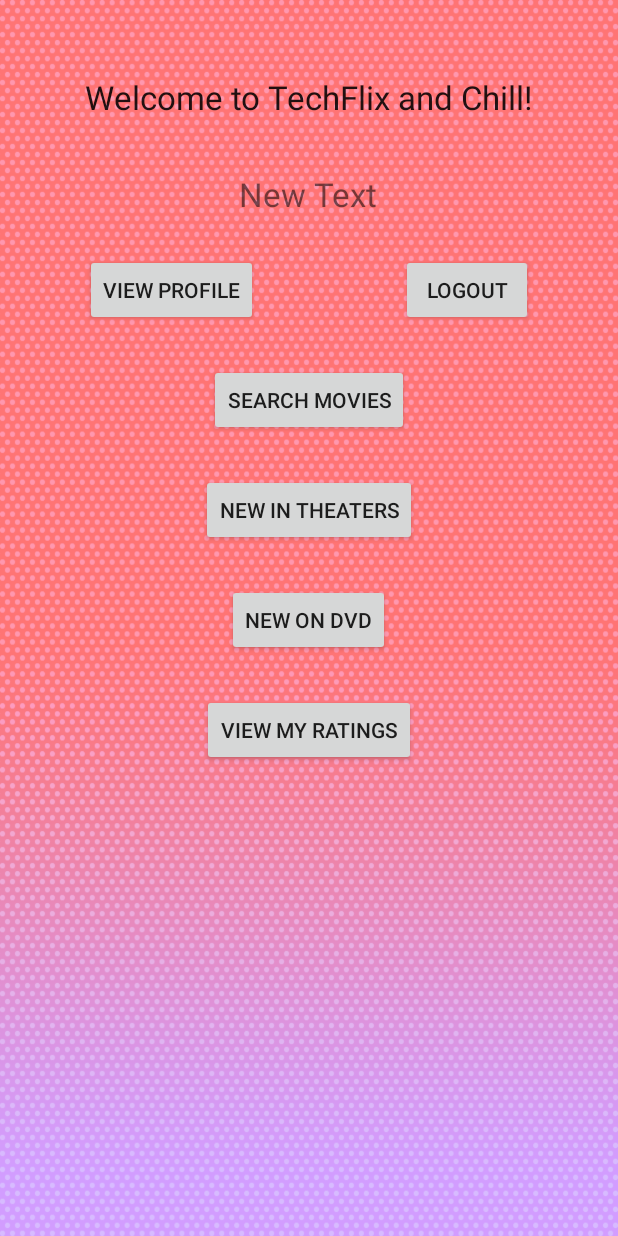
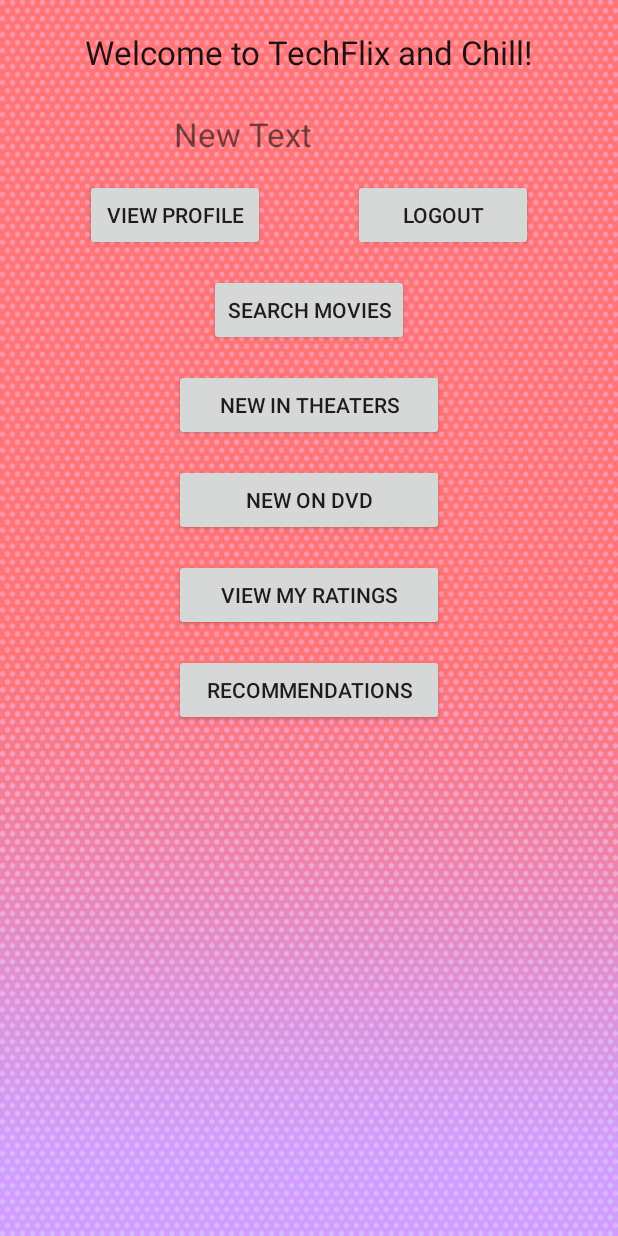
Before and after one commit to shiggins8/TechFlixAndChill29, an Android app: the layout home.xml on its own in the app's theme, with its tools: preview values and no code run, on a phone screen of 412 x 824 dp. Run offline under Robolectric (Android 15) with nearby library versions, the phone set to English and light mode, and no system bars.

Commit message:
Huge overhaul of ratings, implemented ability to request recommendations based on major.

```diff
--- a/app/src/main/AndroidManifest.xml
+++ b/app/src/main/AndroidManifest.xml
@@ -57,6 +57,10 @@
         <activity
             android:name=".ViewMyRatingsActivity"
             android:label="@string/title_activity_view_my_ratings"
+            android:theme="@style/AppTheme.NoActionBar" />
+        <activity
+            android:name=".GetRecommendationsActivity"
+            android:label="@string/title_activity_get_recommendations"
             android:theme="@style/AppTheme.NoActionBar"></activity>
     </application>
 
--- a/app/src/main/java/edu/gatech/snickers/techflixandchill/MovieSearchActivity.java
+++ b/app/src/main/java/edu/gatech/snickers/techflixandchill/MovieSearchActivity.java
@@ -94,7 +94,7 @@ public class MovieSearchActivity extends Activity {
                 String title = adapterMovies.getItem(position).getTitle();
                 i.putExtra("movieTitle", title);
                 i.putExtras(bundle2);
-                finish();
+                //finish();
                 startActivity(i);
             }
         });
--- a/app/src/main/java/edu/gatech/snickers/techflixandchill/NewMoviesInTheatersActivity.java
+++ b/app/src/main/java/edu/gatech/snickers/techflixandchill/NewMoviesInTheatersActivity.java
@@ -78,7 +78,7 @@ public class NewMoviesInTheatersActivity extends Activity {
                 String title = adapterMovies.getItem(position).getTitle();
                 i.putExtra("movieTitle", title);
                 i.putExtras(bundle2);
-                finish();
+                //finish();
                 startActivity(i);
             }
         });
--- a/app/src/main/java/edu/gatech/snickers/techflixandchill/NewMoviesOnDvdActivity.java
+++ b/app/src/main/java/edu/gatech/snickers/techflixandchill/NewMoviesOnDvdActivity.java
@@ -83,7 +83,7 @@ public class NewMoviesOnDvdActivity extends Activity {
                 String title = adapterMovies.getItem(position).getTitle();
                 i.putExtra("movieTitle", title);
                 i.putExtras(bundle2);
-                finish();
+                //finish();
                 startActivity(i);
             }
         });
--- a/app/src/main/res/layout/home.xml
+++ b/app/src/main/res/layout/home.xml
@@ -10,15 +10,15 @@
         android:layout_height="wrap_content"
         android:layout_alignParentTop="true"
         android:layout_centerHorizontal="true"
-        android:layout_marginTop="50dp"
+        android:layout_marginTop="20dp"
         android:text="Welcome to TechFlix and Chill!"
         android:textAppearance="?android:attr/textAppearanceLarge" />
 
     <Button
-        android:layout_width="wrap_content"
+        android:layout_width="120dp"
         android:layout_height="wrap_content"
         android:layout_below="@+id/usernameTextView"
-        android:layout_marginTop="25dp"
+        android:layout_marginTop="15dp"
         android:text="View Profile"
         android:id="@+id/viewProfileButton"
         android:layout_centerVertical="true"
@@ -26,7 +26,7 @@
 
 
     <Button
-        android:layout_width="wrap_content"
+        android:layout_width="120dp"
         android:layout_height="wrap_content"
         android:text="Logout"
         android:id="@+id/logoutButton"
@@ -34,13 +34,13 @@
         android:layout_alignEnd="@+id/textView1" />
 
     <TextView
-        android:layout_width="wrap_content"
+        android:layout_width="180dp"
         android:layout_height="wrap_content"
         android:text="New Text"
         android:id="@+id/usernameTextView"
         android:layout_below="@+id/textView1"
         android:layout_centerHorizontal="true"
-        android:layout_marginTop="35dp"
+        android:layout_marginTop="25dp"
         android:textSize="@dimen/abc_text_size_large_material" />
 
     <Button
@@ -50,34 +50,43 @@
         android:id="@+id/searchMoviesBtn"
         android:layout_below="@+id/viewProfileButton"
         android:layout_centerHorizontal="true"
-        android:layout_marginTop="25dp" />
+        android:layout_marginTop="15dp" />
 
     <Button
-        android:layout_width="wrap_content"
+        android:layout_width="180dp"
         android:layout_height="wrap_content"
         android:text="New In Theaters"
         android:id="@+id/newReleasesBtn"
         android:layout_below="@+id/searchMoviesBtn"
         android:layout_centerHorizontal="true"
-        android:layout_marginTop="25dp" />
+        android:layout_marginTop="15dp" />
 
     <Button
-        android:layout_width="wrap_content"
+        android:layout_width="180dp"
         android:layout_height="wrap_content"
         android:text="New on DVD"
         android:id="@+id/newOnDVDBtn"
         android:layout_below="@+id/newReleasesBtn"
         android:layout_centerHorizontal="true"
-        android:layout_marginTop="25dp" />
+        android:layout_marginTop="15dp" />
 
     <Button
-        android:layout_width="wrap_content"
+        android:layout_width="180dp"
         android:layout_height="wrap_content"
         android:text="View My Ratings"
         android:id="@+id/viewMyRatingsBtn"
+        android:layout_below="@id/newOnDVDBtn"
+        android:layout_marginTop="15dp"
+        android:layout_centerHorizontal="true" />
+
+    <Button
+        android:layout_width="180dp"
+        android:layout_height="wrap_content"
+        android:text="Recommendations"
+        android:id="@+id/getRecommendationsBtn"
         android:layout_marginBottom="10dp"
-        android:layout_below="@id/newOnDVDBtn"
-        android:layout_marginTop="25dp"
+        android:layout_below="@id/viewMyRatingsBtn"
+        android:layout_marginTop="15dp"
         android:layout_centerHorizontal="true" />
 
 </RelativeLayout>
--- a/app/src/main/res/values/strings.xml
+++ b/app/src/main/res/values/strings.xml
@@ -59,4 +59,5 @@
     <string name="title_activity_movie_search">MovieSearchActivity</string>
     <string name="title_activity_movie_rating">MovieRatingActivity</string>
     <string name="title_activity_view_my_ratings">ViewMyRatingsActivity</string>
+    <string name="title_activity_get_recommendations">GetRecommendationsActivity</string>
 </resources>
```
Also changed, not shown: app/src/main/java/edu/gatech/snickers/techflixandchill/BoxOfficeMovie.java (+10 -0 lines), app/src/main/java/edu/gatech/snickers/techflixandchill/GetRecommendationsActivity.java (added, +143 -0 lines), app/src/main/java/edu/gatech/snickers/techflixandchill/Home.java (+12 -1 lines), app/src/main/java/edu/gatech/snickers/techflixandchill/MovieRatingActivity.java (+34 -7 lines), app/src/main/java/edu/gatech/snickers/techflixandchill/RottenTomatoesClient.java (+11 -0 lines), app/src/main/java/edu/gatech/snickers/techflixandchill/ViewMyRatingsActivity.java (+4 -4 lines), app/src/main/res/layout/activity_get_recommendations.xml (added, +25 -0 lines), app/src/main/res/layout/content_get_recommendations.xml (added, +15 -0 lines).
